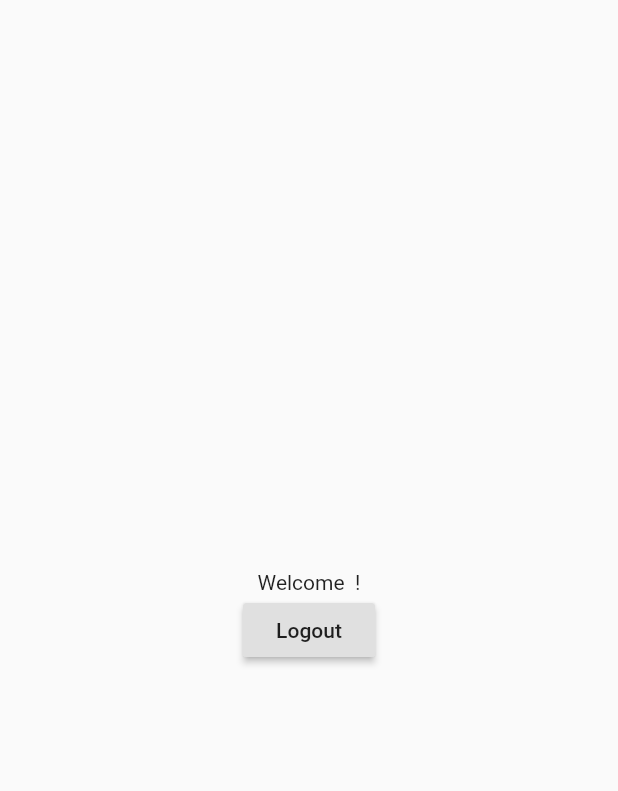
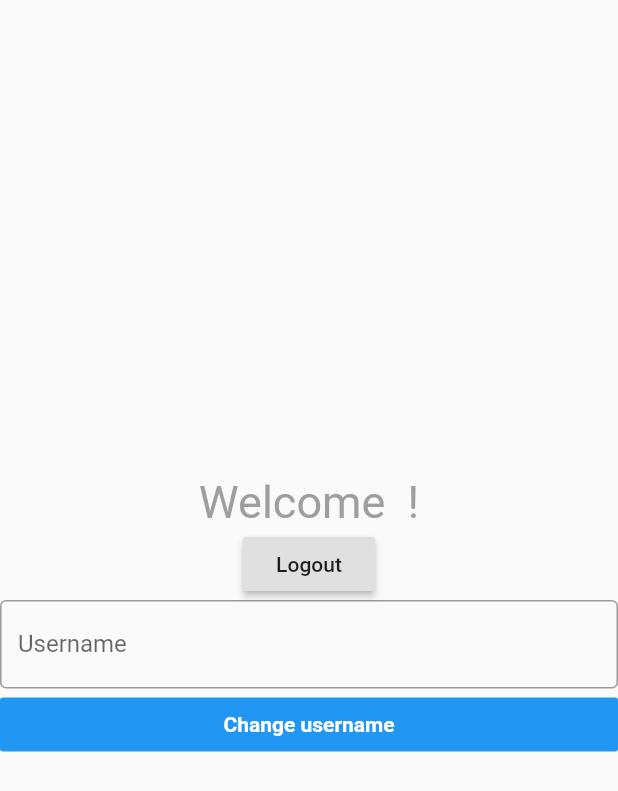
Before and after one commit to Riyomi/form_database, a Flutter app: the WelcomePage screen opened directly, on a phone screen of 412 x 824 dp. Shown: the top 791 px of the screen. Run offline on Flutter 3.47's test engine with Material 2 defaults, Android fonts, the phone set to English and light mode, and no system bars; our stand-ins replace shared_preferences, sqflite; accounts and stored records are empty.

Commit message:
Updated DB & Change username progress

```diff
--- a/lib/database_handler.dart
+++ b/lib/database_handler.dart
@@ -3,13 +3,15 @@ import 'package:path/path.dart';
 import 'package:sqflite/sqflite.dart';
 
 class User {
+  final int id;
   final String username;
   final String password;
 
-  User(this.username, this.password);
+  User(this.id, this.username, this.password);
 
   Map<String, dynamic> toMap() {
     return {
+      'id': id,
       'username': username,
       'password': password,
     };
@@ -24,7 +26,10 @@ final Future<Database> database = getDatabasesPath().then((String path) {
     join(path, _databaseName),
     onCreate: (db, version) {
       return db.execute(
-        "CREATE TABLE users(username TEXT PRIMARY KEY NOT NULL, password TEXT)",
+        "CREATE TABLE users("
+            "id INTEGER PRIMARY KEY AUTOINCREMENT,"
+            "username TEXT NOT NULL,"
+            " password TEXT NOT NULL)",
       );
     },
     version: 1,
@@ -42,7 +47,7 @@ Future<void> insertUser(User user) async {
   );
 }
 
-Future<void> updateUser(User user) async {
+Future<void> updateUser(User user, String newUsername) async {
   final db = await database;
 
   await db.update(
@@ -70,6 +75,7 @@ Future<List<User>> users() async {
 
   return List.generate(maps.length, (i) {
     return User(
+      maps[i]['id'],
       maps[i]['username'],
       maps[i]['password'],
     );
--- a/lib/main.dart
+++ b/lib/main.dart
@@ -10,7 +10,7 @@ Future<void> main() async {
     home: Scaffold(
       body: Padding(
         padding: const EdgeInsets.all(20),
-        child: SignUpPage(),
+        child: LoginPage(),
       )
     )
   ));
@@ -111,7 +111,7 @@ class _SignUpPageState extends State<SignUpPage> {
                       if (_formKey.currentState.validate()) {
                         print('$_user:$_password:$_passwordRepeat');
                         try {
-                          await insertUser(new User(_user, _password));
+                          await insertUser(new User(null, _user, _password));
                           Scaffold.of(context)
                               .showSnackBar(SnackBar(
                             backgroundColor: Colors.green,
@@ -341,7 +341,10 @@ class WelcomePage extends StatefulWidget {
 }
 
 class _WelcomePageState extends State<WelcomePage> {
-  String _username;
+  final _formKey = GlobalKey<FormState>();
+
+  var _username;
+  //  var _newUsername;
 
   @override
   Widget build(BuildContext context) {
@@ -351,7 +354,13 @@ class _WelcomePageState extends State<WelcomePage> {
         child: Column(
           mainAxisAlignment: MainAxisAlignment.center,
           children: [
-            Text('Welcome $_username !'),
+            Text('Welcome $_username !',
+                  textAlign: TextAlign.center,
+                  style: TextStyle(
+                    fontSize: 30,
+                    color: Colors.grey
+              )
+            ),
             RaisedButton(
               child: Text('Logout'),
               onPressed: () async => {
@@ -360,12 +369,57 @@ class _WelcomePageState extends State<WelcomePage> {
                   MaterialPageRoute(builder: (context) => new Scaffold(
                       body: Padding(
                           padding: const EdgeInsets.all(20),
-                          child: SignUpPage()
+                          child: LoginPage()
                       )
                   )
                   ),
                 )
               }
+            ),
+            Form(
+           // autovalidate: true,
+              key: _formKey,
+              child: Column(
+                children: [
+                 /* Text('Change username',
+                        textAlign: TextAlign.center,
+                        style: TextStyle(
+                          fontSize: 30,
+                          color: Colors.grey
+                        )
+                  ),*/
+                  TextFormField(
+                    decoration: InputDecoration(
+                        border: OutlineInputBorder(),
+                        labelText: 'Username'
+                    ),
+                    validator: (value) {
+                      if(value.isEmpty) {
+                        return 'Please enter a new username';
+                      }
+                      return null;
+                    },
+                  ),
+                  SizedBox(
+                    width: double.infinity,
+                    child: FlatButton(
+                        color: Colors.blue,
+                        child: Text('Change username', style: TextStyle(
+                          color: Colors.white,
+                          fontWeight: FontWeight.bold,
+                        )),
+                        onPressed: () async {
+                          //todo: implement form submit function
+
+                          if (_formKey.currentState.validate()) {
+                         //   updateUser(new User ('$_newUsername', ''));
+                          }
+
+                        }
+                    ),
+                  ),
+                ],
+              ),
             ),
           ],
         )
```
